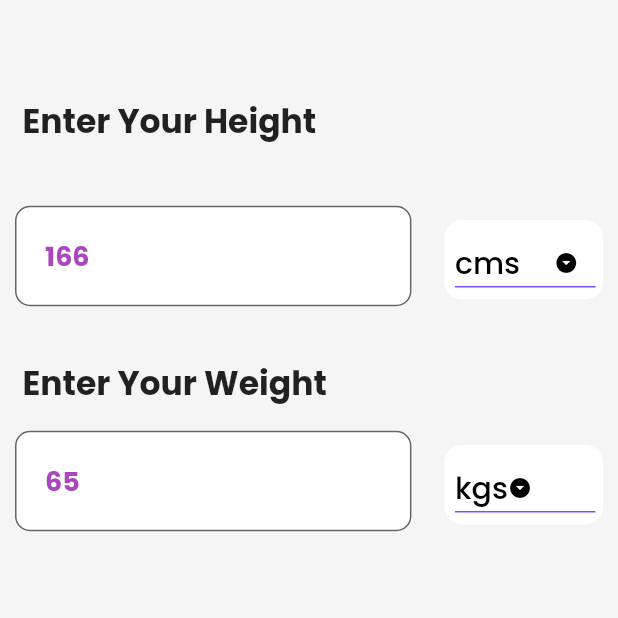
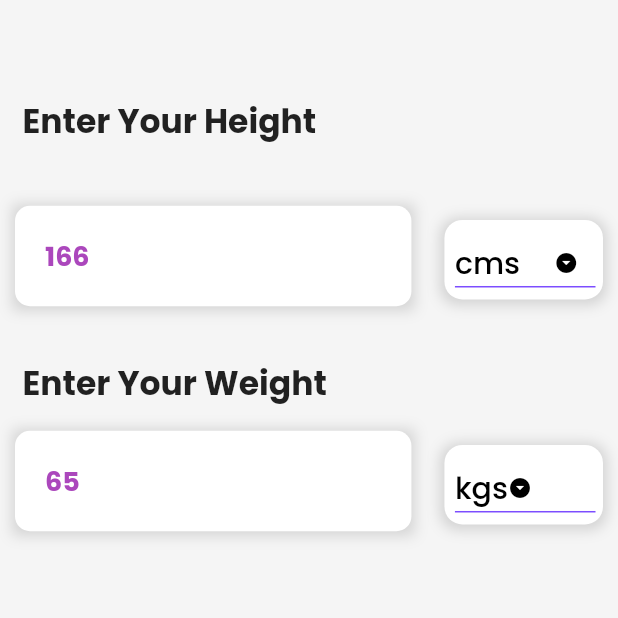
Before and after one commit to nikhil-RGB/BMI-calculator, a Flutter app: the screen it shows after launch, on a phone screen of 412 x 824 dp, the top half of it. Run offline on Flutter 3.47's test engine with Material 2 defaults, Android fonts, the phone set to English and light mode, and no system bars; our stand-ins replace google_fonts.

```diff
--- a/lib/pages/InputPage.dart
+++ b/lib/pages/InputPage.dart
@@ -91,9 +91,20 @@ class _InputPageState extends State<InputPage> {
     );
   }
 
-  TextFormField inputField(
+  Container inputField(
       {required String title, required TextEditingController ctx}) {
-    return TextFormField(
+    return Container(
+      decoration: BoxDecoration(
+        boxShadow: [
+          BoxShadow(
+            color: Colors.grey.withOpacity(0.4),
+            spreadRadius: 2.3,
+            blurRadius: 7,
+            offset: const Offset(0, 1), // changes position of shadow
+          ),
+        ],
+      ),
+      child: TextFormField(
         controller: ctx,
         style: GoogleFonts.poppins(
             fontSize: 18,
@@ -108,6 +119,7 @@ class _InputPageState extends State<InputPage> {
           contentPadding: const EdgeInsets.all(20.0),
           border: OutlineInputBorder(
             borderRadius: BorderRadius.circular(10.0),
+            borderSide: BorderSide.none,
           ),
           focusedErrorBorder: OutlineInputBorder(
             borderSide: const BorderSide(color: Colors.red),
@@ -130,6 +142,7 @@ class _InputPageState extends State<InputPage> {
           }
           return null;
         },
+      ),
     );
   }
 
@@ -139,6 +152,14 @@ class _InputPageState extends State<InputPage> {
       decoration: BoxDecoration(
         color: Colors.white,
         borderRadius: BorderRadius.circular(12),
+        boxShadow: [
+          BoxShadow(
+            color: Colors.grey.withOpacity(0.4),
+            spreadRadius: 2.3,
+            blurRadius: 7,
+            offset: const Offset(0, 1), // changes position of shadow
+          )
+        ],
       ),
       padding: const EdgeInsets.only(top: 5, bottom: 0, left: 7, right: 5),
       margin: const EdgeInsets.only(left: 2, right: 10, bottom: 15),
```
Lines whose indentation alone changed are shown as unchanged.
